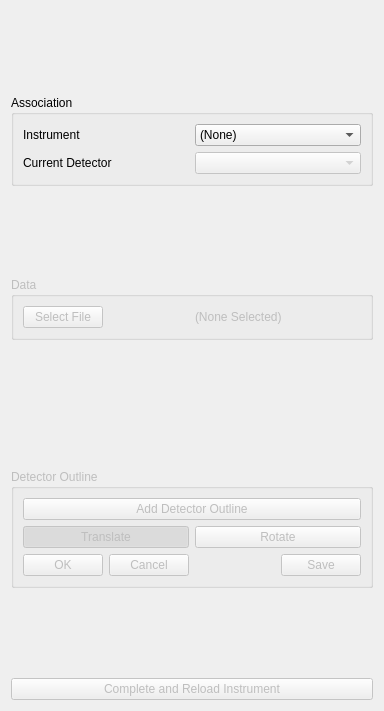
This is hexrd/ui/resources/ui/import_data_panel.ui in HEXRD/hexrdgui as Qt 5 draws it before an edit. The edited form follows.
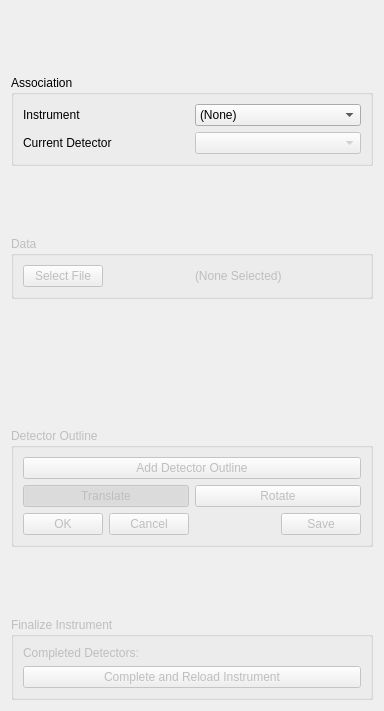
This is the edited form.

Commit message: Display a list of all completed detectors

The edit to the form file:
```diff
--- a/hexrd/ui/resources/ui/import_data_panel.ui
+++ b/hexrd/ui/resources/ui/import_data_panel.ui
@@ -235,6 +235,9 @@
         </item>
         <item>
          <widget class="QDialogButtonBox" name="save">
+          <property name="enabled">
+           <bool>false</bool>
+          </property>
           <property name="standardButtons">
            <set>QDialogButtonBox::Save</set>
           </property>
@@ -259,13 +262,49 @@
     </spacer>
    </item>
    <item>
-    <widget class="QPushButton" name="complete">
+    <widget class="QGroupBox" name="finalize">
      <property name="enabled">
       <bool>false</bool>
      </property>
-     <property name="text">
-      <string>Complete and Reload Instrument</string>
+     <property name="title">
+      <string>Finalize Instrument</string>
      </property>
+     <layout class="QVBoxLayout" name="verticalLayout_5">
+      <item>
+       <layout class="QHBoxLayout" name="horizontalLayout_2">
+        <item>
+         <widget class="QLabel" name="label">
+          <property name="text">
+           <string>Completed Detectors:</string>
+          </property>
+         </widget>
+        </item>
+        <item>
+         <widget class="QLabel" name="completed_dets">
+          <property name="enabled">
+           <bool>false</bool>
+          </property>
+          <property name="text">
+           <string/>
+          </property>
+          <property name="wordWrap">
+           <bool>true</bool>
+          </property>
+         </widget>
+        </item>
+       </layout>
+      </item>
+      <item>
+       <widget class="QPushButton" name="complete">
+        <property name="enabled">
+         <bool>false</bool>
+        </property>
+        <property name="text">
+         <string>Complete and Reload Instrument</string>
+        </property>
+       </widget>
+      </item>
+     </layout>
     </widget>
    </item>
   </layout>
```
The commit also changes 1 other file.
